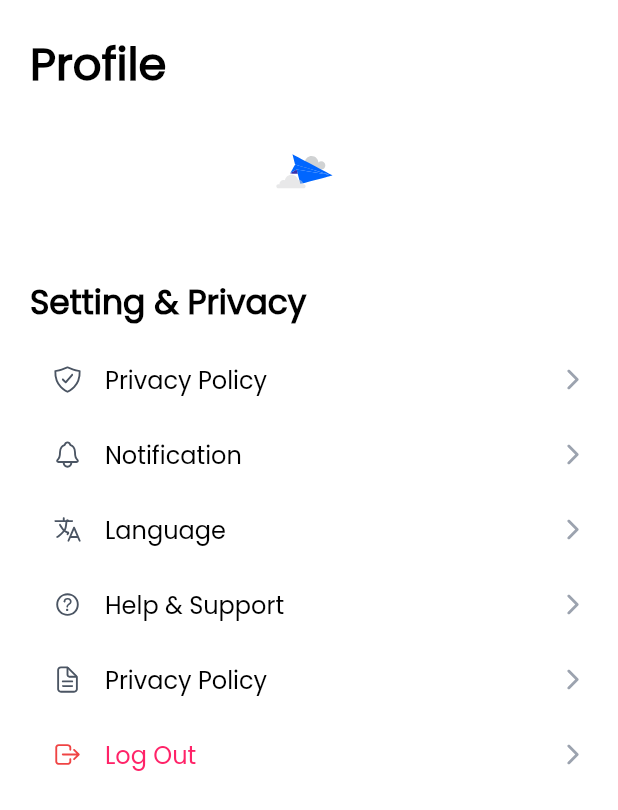
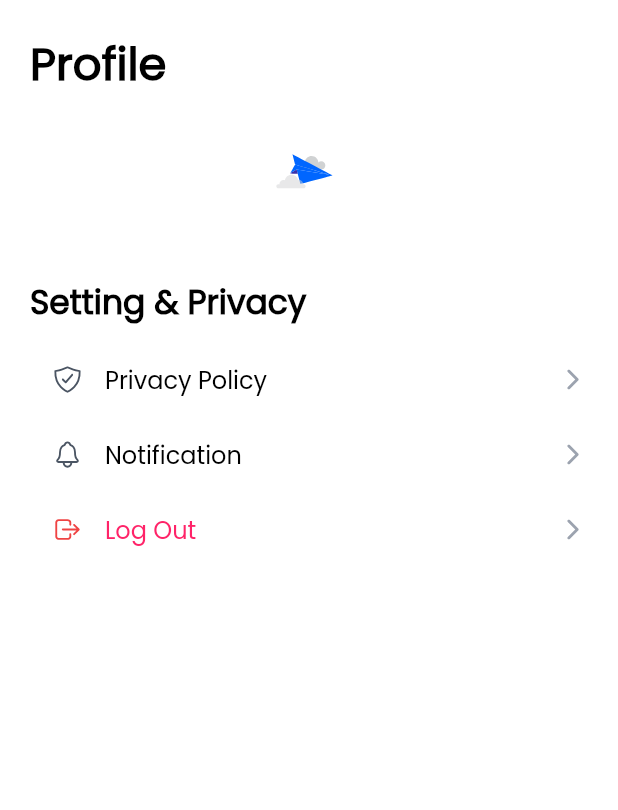
Before and after one commit to zobayerdev/Tour_Guide_Flutter, a Flutter app: the ProfileScreen screen opened by its route, on a phone screen of 412 x 824 dp. Shown: the top 810 px of the screen. Run offline on Flutter 3.47's test engine with Material 3 defaults, Android fonts, the light colour scheme and no system bars; our stand-ins replace custom_navigation_bar, dio, flutter_rating_bar, flutter_svg, fluttertoast, get and 6 more; accounts and stored records are empty.

Commit message:
privacy policy screen is fully complete

```diff
--- a/lib/features/profile_screen/presentation/profile_screen.dart
+++ b/lib/features/profile_screen/presentation/profile_screen.dart
@@ -276,12 +276,18 @@ class _ProfileScreenState extends State<ProfileScreen> {
                     SizedBox(
                       height: 10,
                     ),
-                    _buildSettingsRow('Privacy Policy', AppIcons.privacySvg),
+                    GestureDetector(
+                      onTap: () {
+                        NavigationService.navigateTo(
+                          Routes.privacyPolicyScreen,
+                        );
+                      },
+                      child: _buildSettingsRow(
+                        'Privacy Policy',
+                        AppIcons.privacySvg,
+                      ),
+                    ),
                     _buildSettingsRow('Notification', AppIcons.notificationSvg),
-                    _buildSettingsRow('Language', AppIcons.language),
-                    _buildSettingsRow('Help & Support', AppIcons.help),
-                    _buildSettingsRow(
-                        'Privacy Policy', AppIcons.privacyPolicySvg),
                     GestureDetector(
                       onTap: () async {
                         try {
--- a/lib/helpers/all_routes.dart
+++ b/lib/helpers/all_routes.dart
@@ -8,6 +8,7 @@ import 'package:boylar_plate/features/auth_screen/sign_up_screen/presentation/si
 import 'package:boylar_plate/features/exprole_screen/presentation/details_screen.dart';
 import 'package:boylar_plate/features/home_screen/presentation/home_screen.dart';
 import 'package:boylar_plate/features/notification_screen/presentation/notification.dart';
+import 'package:boylar_plate/features/privacy_policy_screen/presentation/privacy_screen.dart';
 import 'package:boylar_plate/features/profile_screen/presentation/edit_profile_screen.dart';
 import 'package:boylar_plate/features/profile_screen/presentation/profile_screen.dart';
 import 'package:boylar_plate/navigation_screen.dart';
@@ -41,6 +42,9 @@ final class Routes {
 
   // ################## Notification User #############################
   static const String notificationScreen = '/notification_screen';
+
+  // ################## Privacy Policy #############################
+  static const String privacyPolicyScreen = '/privacy_policy_screen';
 }
 
 final class RouteGenerator {
@@ -138,6 +142,11 @@ final class RouteGenerator {
                 widget: NotificationScreen(), settings: settings)
             : CupertinoPageRoute(builder: (context) => NotificationScreen());
 
+      case Routes.privacyPolicyScreen:
+        return Platform.isAndroid
+            ? _FadedTransitionRoute(widget: PrivacyScreen(), settings: settings)
+            : CupertinoPageRoute(builder: (context) => PrivacyScreen());
+
       default:
         return null;
     }
```
Also changed, not shown: lib/features/privacy_policy_screen/presentation/privacy_screen.dart (added, +38 -0 lines).
